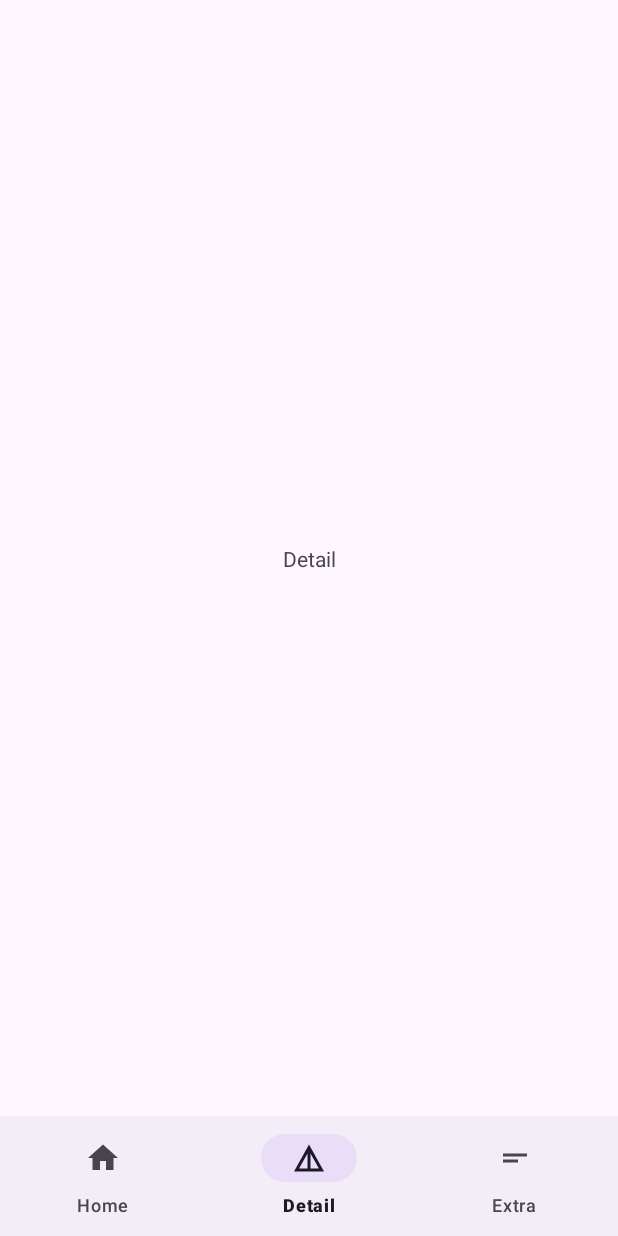
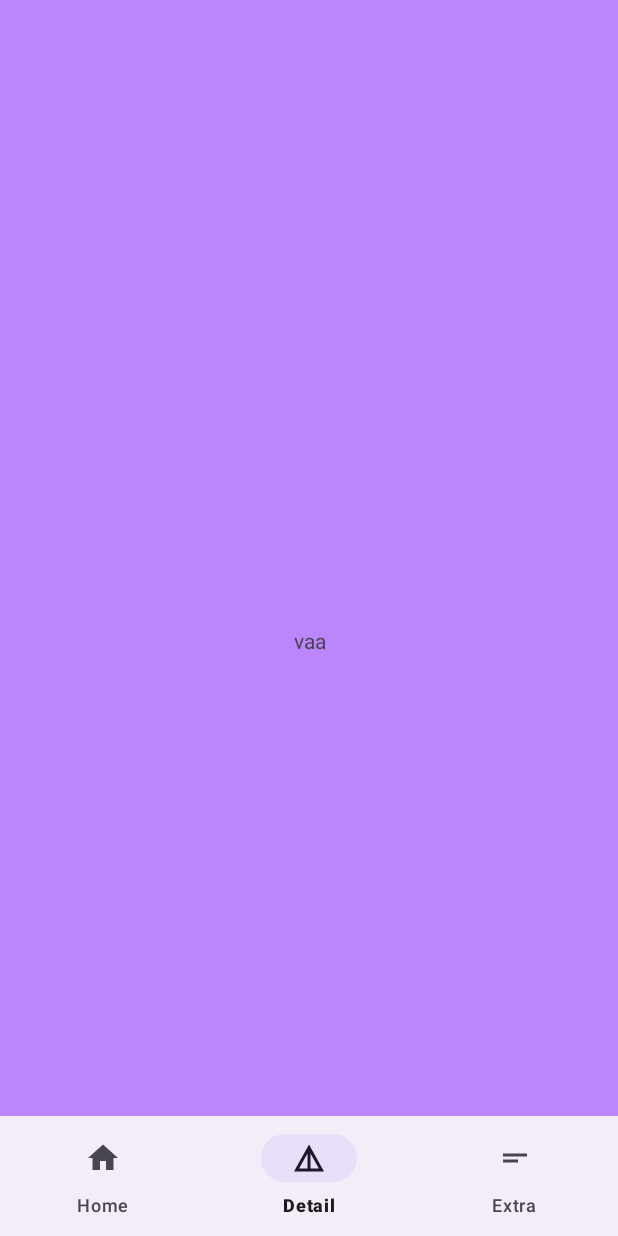
Before and after one commit to 7yes/7yes-bk23_PE_GsmallPjXml, an Android app: the screen it shows after launch (MainActivity), item 2 of the bottom bar chosen, on a phone screen of 412 x 824 dp. Run offline under Robolectric (Android 15) with nearby library versions, the phone set to English and light mode, and no system bars; our stand-ins replace Dagger/Hilt's generated code, navigation-ui.

Commit message:
sav args

```diff
--- a/app/src/main/java/com/jess/gsmallpjxml/ui/DetailFragment.kt
+++ b/app/src/main/java/com/jess/gsmallpjxml/ui/DetailFragment.kt
@@ -6,6 +6,7 @@ import android.view.View
 import android.view.ViewGroup
 import androidx.fragment.app.Fragment
 import androidx.navigation.fragment.findNavController
+import androidx.navigation.fragment.navArgs
 import com.jess.gsmallpjxml.R
 import com.jess.gsmallpjxml.databinding.FragmentDetailBinding
 import dagger.hilt.android.AndroidEntryPoint
@@ -14,6 +15,7 @@ import dagger.hilt.android.AndroidEntryPoint
 class DetailFragment : Fragment() {
     private var _binding: FragmentDetailBinding? = null
     private val binding get() = _binding!!
+    val args:DetailFragmentArgs by navArgs()
     override fun onCreateView(
         inflater: LayoutInflater, container: ViewGroup?,
         savedInstanceState: Bundle?
@@ -23,6 +25,10 @@ class DetailFragment : Fragment() {
         return binding.root
     }
 
+    override fun onViewCreated(view: View, savedInstanceState: Bundle?) {
+        super.onViewCreated(view, savedInstanceState)
+        binding.go.text = args.mname
+    }
     override fun onDestroyView() {
         super.onDestroyView()
         _binding = null
--- a/app/src/main/java/com/jess/gsmallpjxml/ui/HomeFragment.kt
+++ b/app/src/main/java/com/jess/gsmallpjxml/ui/HomeFragment.kt
@@ -6,7 +6,6 @@ import android.view.View
 import android.view.ViewGroup
 import androidx.fragment.app.Fragment
 import androidx.navigation.fragment.findNavController
-import com.jess.gsmallpjxml.R
 import com.jess.gsmallpjxml.databinding.FragmentHomeBinding
 import dagger.hilt.android.AndroidEntryPoint
 
@@ -19,7 +18,7 @@ class HomeFragment : Fragment() {
         savedInstanceState: Bundle?
     ): View {
         _binding = FragmentHomeBinding.inflate(layoutInflater, container, false)
-        binding.go.setOnClickListener { findNavController().navigate(R.id.action_homeFragment_to_detailFragment) }
+        binding.go.setOnClickListener { findNavController().navigate(HomeFragmentDirections.actionHomeFragmentToDetailFragment("paco")) }
         return binding.root
     }
 
--- a/app/src/main/res/layout/activity_main.xml
+++ b/app/src/main/res/layout/activity_main.xml
@@ -4,13 +4,14 @@
     xmlns:tools="http://schemas.android.com/tools"
     android:layout_width="match_parent"
     android:layout_height="match_parent"
+    android:background="@color/white"
     tools:context=".ui.MainActivity">
 
     <androidx.fragment.app.FragmentContainerView
         android:id="@+id/frag_container"
         android:name="androidx.navigation.fragment.NavHostFragment"
-        android:layout_width="wrap_content"
-        android:layout_height="wrap_content"
+        android:layout_width="match_parent"
+        android:layout_height="match_parent"
         android:text="Hello World!"
         app:defaultNavHost="true"
         app:layout_constraintBottom_toTopOf="@id/bottom_nav"
--- a/app/src/main/res/layout/fragment_detail.xml
+++ b/app/src/main/res/layout/fragment_detail.xml
@@ -3,10 +3,13 @@
     xmlns:tools="http://schemas.android.com/tools"
     android:layout_width="match_parent"
     android:layout_height="match_parent"
+    android:background="@color/purple_200"
     tools:context=".ui.DetailFragment">
 
     <TextView
         android:id="@+id/go"
+        android:layout_marginTop="30dp"
+        android:gravity="center"
         android:layout_width="match_parent"
         android:layout_height="match_parent"
         android:text="@string/detail" />
--- a/app/src/main/res/layout/fragment_extra.xml
+++ b/app/src/main/res/layout/fragment_extra.xml
@@ -3,9 +3,11 @@
     xmlns:tools="http://schemas.android.com/tools"
     android:layout_width="match_parent"
     android:layout_height="match_parent"
+    android:background="@color/aqua"
     tools:context=".ui.ExtraFragment">
 
     <TextView
+        android:gravity="center"
         android:layout_width="match_parent"
         android:layout_height="match_parent"
         android:text="@string/extra" />
--- a/app/src/main/res/layout/fragment_home.xml
+++ b/app/src/main/res/layout/fragment_home.xml
@@ -7,6 +7,7 @@
 
     <TextView
         android:id="@+id/go"
+        android:gravity="center"
         android:layout_width="match_parent"
         android:layout_height="match_parent"
         android:text="@string/home" />
--- a/app/src/main/res/navigation/mobile_navigation.xml
+++ b/app/src/main/res/navigation/mobile_navigation.xml
@@ -12,7 +12,12 @@
         tools:layout="@layout/fragment_detail" >
         <action
             android:id="@+id/action_detailFragment_to_extraFragment"
-            app:destination="@id/extraFragment" />
+            app:destination="@id/extraFragment"
+            app:popUpTo="@id/detailFragment" />
+        <argument
+            android:name="mname"
+            app:argType="string"
+            android:defaultValue="vaa" />
     </fragment>
     <fragment
         android:id="@+id/extraFragment"
@@ -26,6 +31,11 @@
         tools:layout="@layout/fragment_home" >
         <action
             android:id="@+id/action_homeFragment_to_detailFragment"
-            app:destination="@id/detailFragment" />
+            app:destination="@id/detailFragment"
+            app:enterAnim="@android:anim/slide_in_left"
+            app:exitAnim="@android:anim/slide_in_left"
+            app:popEnterAnim="@android:anim/fade_in"
+            app:popExitAnim="@android:anim/fade_out"
+            app:popUpTo="@id/homeFragment" />
     </fragment>
 </navigation>
```
